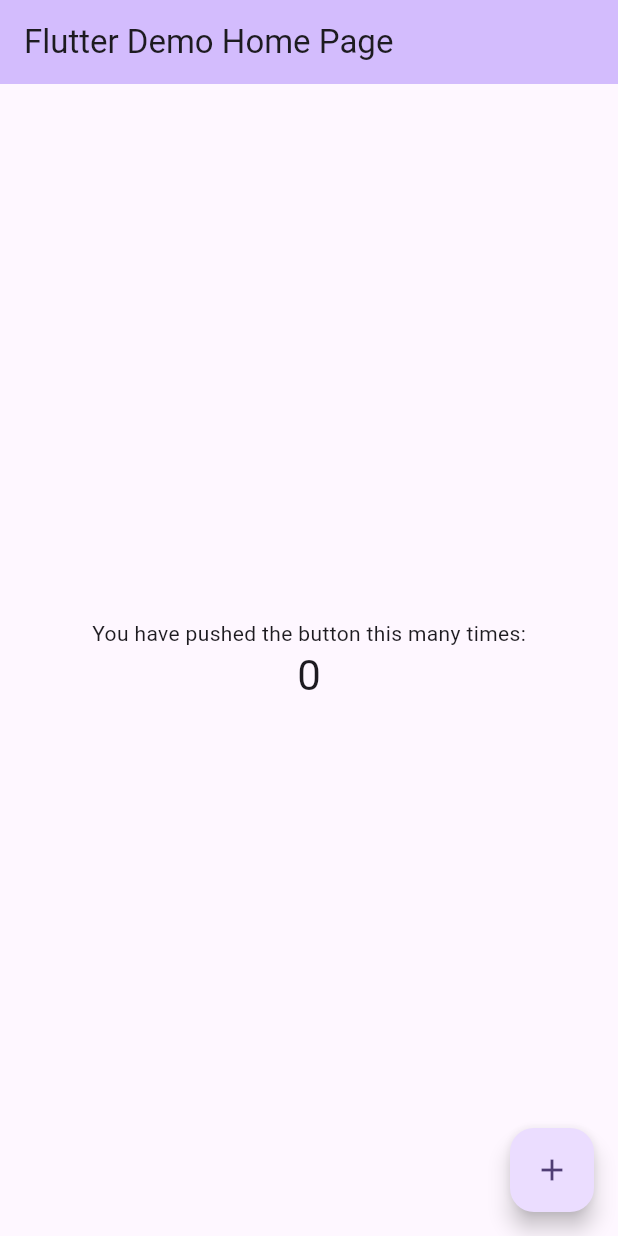
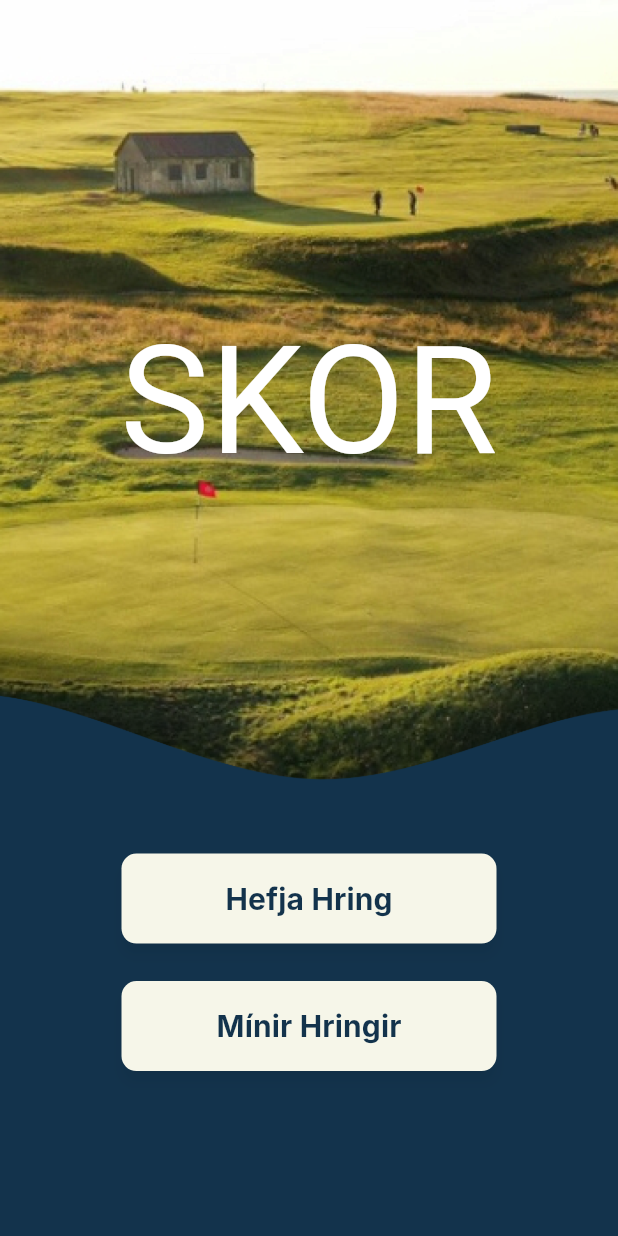
Before and after one commit to Joningvars/skor-golf-scorecard, a Flutter app: the screen it shows after launch, on a phone screen of 412 x 824 dp. Run offline on Flutter 3.47's test engine with Material 3 defaults, Android fonts, the phone set to English and light mode, and no system bars; Roboto replaces fonts that are missing (Inter).

Commit message:
welcome screen and course loader

```diff
--- a/lib/main.dart
+++ b/lib/main.dart
@@ -1,125 +1,27 @@
 import 'package:flutter/material.dart';
+import 'package:flutter/services.dart';
+import 'package:score_card/pages/welcome_screen.dart';
+import 'package:score_card/routes/app_routes.dart';
+import 'package:score_card/theme/theme_helper.dart';
 
+var globalMessengerKey = GlobalKey<ScaffoldMessengerState>();
 void main() {
-  runApp(const MyApp());
+  WidgetsFlutterBinding.ensureInitialized();
+  SystemChrome.setPreferredOrientations([DeviceOrientation.portraitUp]);
+  ThemeHelper().changeTheme('primary');
+  runApp(MyApp());
 }
 
 class MyApp extends StatelessWidget {
-  const MyApp({super.key});
-
-  // This widget is the root of your application.
   @override
   Widget build(BuildContext context) {
     return MaterialApp(
-      title: 'Flutter Demo',
-      theme: ThemeData(
-        // This is the theme of your application.
-        //
-        // TRY THIS: Try running your application with "flutter run". You'll see
-        // the application has a purple toolbar. Then, without quitting the app,
-        // try changing the seedColor in the colorScheme below to Colors.green
-        // and then invoke "hot reload" (save your changes or press the "hot
-        // reload" button in a Flutter-supported IDE, or press "r" if you used
-        // the command line to start the app).
-        //
-        // Notice that the counter didn't reset back to zero; the application
-        // state is not lost during the reload. To reset the state, use hot
-        // restart instead.
-        //
-        // This works for code too, not just values: Most code changes can be
-        // tested with just a hot reload.
-        colorScheme: ColorScheme.fromSeed(seedColor: Colors.deepPurple),
-        useMaterial3: true,
-      ),
-      home: const MyHomePage(title: 'Flutter Demo Home Page'),
+      theme: theme,
+      title: 'skor',
+      debugShowCheckedModeBanner: false,
+      home: WelcomeScreen(),
+      initialRoute: AppRoutes.initialRoute,
+      routes: AppRoutes.routes,
     );
   }
 }
-
-class MyHomePage extends StatefulWidget {
-  const MyHomePage({super.key, required this.title});
-
-  // This widget is the home page of your application. It is stateful, meaning
-  // that it has a State object (defined below) that contains fields that affect
-  // how it looks.
-
-  // This class is the configuration for the state. It holds the values (in this
-  // case the title) provided by the parent (in this case the App widget) and
-  // used by the build method of the State. Fields in a Widget subclass are
-  // always marked "final".
-
-  final String title;
-
-  @override
-  State<MyHomePage> createState() => _MyHomePageState();
-}
-
-class _MyHomePageState extends State<MyHomePage> {
-  int _counter = 0;
-
-  void _incrementCounter() {
-    setState(() {
-      // This call to setState tells the Flutter framework that something has
-      // changed in this State, which causes it to rerun the build method below
-      // so that the display can reflect the updated values. If we changed
-      // _counter without calling setState(), then the build method would not be
-      // called again, and so nothing would appear to happen.
-      _counter++;
-    });
-  }
-
-  @override
-  Widget build(BuildContext context) {
-    // This method is rerun every time setState is called, for instance as done
-    // by the _incrementCounter method above.
-    //
-    // The Flutter framework has been optimized to make rerunning build methods
-    // fast, so that you can just rebuild anything that needs updating rather
-    // than having to individually change instances of widgets.
-    return Scaffold(
-      appBar: AppBar(
-        // TRY THIS: Try changing the color here to a specific color (to
-        // Colors.amber, perhaps?) and trigger a hot reload to see the AppBar
-        // change color while the other colors stay the same.
-        backgroundColor: Theme.of(context).colorScheme.inversePrimary,
-        // Here we take the value from the MyHomePage object that was created by
-        // the App.build method, and use it to set our appbar title.
-        title: Text(widget.title),
-      ),
-      body: Center(
-        // Center is a layout widget. It takes a single child and positions it
-        // in the middle of the parent.
-        child: Column(
-          // Column is also a layout widget. It takes a list of children and
-          // arranges them vertically. By default, it sizes itself to fit its
-          // children horizontally, and tries to be as tall as its parent.
-          //
-          // Column has various properties to control how it sizes itself and
-          // how it positions its children. Here we use mainAxisAlignment to
-          // center the children vertically; the main axis here is the vertical
-          // axis because Columns are vertical (the cross axis would be
-          // horizontal).
-          //
-          // TRY THIS: Invoke "debug painting" (choose the "Toggle Debug Paint"
-          // action in the IDE, or press "p" in the console), to see the
-          // wireframe for each widget.
-          mainAxisAlignment: MainAxisAlignment.center,
-          children: <Widget>[
-            const Text(
-              'You have pushed the button this many times:',
-            ),
-            Text(
-              '$_counter',
-              style: Theme.of(context).textTheme.headlineMedium,
-            ),
-          ],
-        ),
-      ),
-      floatingActionButton: FloatingActionButton(
-        onPressed: _incrementCounter,
-        tooltip: 'Increment',
-        child: const Icon(Icons.add),
-      ), // This trailing comma makes auto-formatting nicer for build methods.
-    );
-  }
-}
--- /dev/null
+++ b/lib/pages/welcome_screen.dart
@@ -0,0 +1,82 @@
+import 'package:flutter/cupertino.dart';
+import 'package:flutter/material.dart';
+import 'package:flutter/widgets.dart';
+import 'package:score_card/data/course_data_loader.dart';
+import 'package:score_card/pages/course_select_screen.dart';
+import 'package:score_card/routes/app_routes.dart';
+import 'package:score_card/theme/app_decoration.dart';
+import 'package:score_card/widgets/welcome_button.dart';
+
+class WelcomeScreen extends StatelessWidget {
+  WelcomeScreen({Key? key}) : super(key: key);
+
+  final String imagePath = 'assets/images/';
+
+  void _courseSelectNav(BuildContext context) {
+    Navigator.pushNamed(context, AppRoutes.courseSelectScreen);
+  }
+
+  @override
+  Widget build(BuildContext context) {
+    return Scaffold(
+      body: Container(
+        decoration: BoxDecoration(
+          image: DecorationImage(
+            image: AssetImage('${imagePath}welcome_background.png'),
+            fit: BoxFit.cover,
+          ),
+        ),
+        child: Column(
+          mainAxisAlignment: MainAxisAlignment.spaceBetween,
+          children: [
+            const Column(
+              children: [
+                SizedBox(),
+              ],
+            ),
+            Stack(children: [
+              Image.asset(
+                '${imagePath}vecctor.png',
+                fit: BoxFit.cover,
+                width: double.infinity,
+              ),
+              Positioned(
+                child: Center(
+                  child: Column(
+                    children: [
+                      const Text(
+                        'SKOR',
+                        style: TextStyle(fontSize: 100, color: Colors.white),
+                      ),
+                      const SizedBox(
+                        height: 230,
+                      ),
+                      WelcomeScreenButton(
+                        text: 'Hefja Hring',
+                        onPressed: () {
+                          getCourseData();
+                          Navigator.pushNamed(
+                              context, AppRoutes.courseSelectScreen);
+                        },
+                      ),
+                      const SizedBox(
+                        height: 25,
+                      ),
+                      WelcomeScreenButton(
+                        text: 'Mínir Hringir',
+                        onPressed: () {
+                          Navigator.pushNamed(
+                              context, AppRoutes.myScoresScreen);
+                        },
+                      ),
+                    ],
+                  ),
+                ),
+              ),
+            ]),
+          ],
+        ),
+      ),
+    );
+  }
+}
--- a/lib/routes/app_routes.dart
+++ b/lib/routes/app_routes.dart
@@ -1,35 +1,31 @@
-// import 'package:flutter/material.dart';
-// import '../core/app_export.dart';
-// import '../presentation/app_navigation_screen/app_navigation_screen.dart';
-// import '../presentation/hefja_hring_screen/hefja_hring_screen.dart';
-// import '../presentation/m_nir_hringir_screen/m_nir_hringir_screen.dart';
-// import '../presentation/skr_skor_screen/skr_skor_screen.dart';
-// import '../presentation/velja_teig_screen/velja_teig_screen.dart';
-// import '../presentation/welcome_screen/welcome_screen.dart'; // ignore_for_file: must_be_immutable
+import 'package:flutter/material.dart';
+import 'package:score_card/pages/course_select_screen.dart';
+import 'package:score_card/pages/my_scores_screen.dart';
+import 'package:score_card/pages/welcome_screen.dart'; // ignore_for_file: must_be_immutable
 
-// // ignore_for_file: must_be_immutable
-// class AppRoutes {
-//   static const String mNirHringirScreen = '/m_nir_hringir_screen';
+// ignore_for_file: must_be_immutable
+class AppRoutes {
+  static const String myScoresScreen = '/my_scores_screen';
 
-//   static const String welcomeScreen = '/welcome_screen';
+  static const String welcomeScreen = '/welcome_screen';
 
-//   static const String hefjaHringScreen = '/hefja_hring_screen';
+  static const String courseSelectScreen = '/hefja_hring_screen';
 
-//   static const String veljaTeigScreen = '/velja_teig_screen';
+  static const String teeScreen = '/velja_teig_screen';
 
-//   static const String skrSkorScreen = '/skr_skor_screen';
+  static const String inputScoreScreen = '/skr_skor_screen';
 
-//   static const String appNavigationScreen = '/app_navigation_screen';
+  static const String appNavigationScreen = '/app_navigation_screen';
 
-//   static const String initialRoute = '/initialRoute';
+  static const String initialRoute = '/initialRoute';
 
-//   static Map<String, WidgetBuilder> routes = {
-//     mNirHringirScreen: (context) => MNirHringirScreen(),
-//     welcomeScreen: (context) => WelcomeScreen(),
-//     hefjaHringScreen: (context) => HefjaHringScreen(),
-//     veljaTeigScreen: (context) => VeljaTeigScreen(),
-//     skrSkorScreen: (context) => SkrSkorScreen(),
-//     appNavigationScreen: (context) => AppNavigationScreen(),
-//     initialRoute: (context) => WelcomeScreen()
-//   };
-// }
+  static Map<String, WidgetBuilder> routes = {
+    myScoresScreen: (context) => MyScoresScreen(),
+    welcomeScreen: (context) => WelcomeScreen(),
+    courseSelectScreen: (context) => CourseSelectScreen(),
+    // teeScreen: (context) => VeljaTeigScreen(),
+    // inputScoreScreen: (context) => SkrSkorScreen(),
+    // appNavigationScreen: (context) => AppNavigationScreen(),
+    initialRoute: (context) => WelcomeScreen()
+  };
+}
--- a/lib/theme/theme_helper.dart
+++ b/lib/theme/theme_helper.dart
@@ -35,7 +35,6 @@ class ThemeHelper {
     var colorScheme =
         _supportedColorScheme[_appTheme] ?? ColorSchemes.lightCodeColorScheme;
     return ThemeData(
-      visualDensity: VisualDensity.standard,
       colorScheme: colorScheme,
       textTheme: TextThemes.textTheme(colorScheme),
       scaffoldBackgroundColor: appTheme.lightGreen50,
--- /dev/null
+++ b/lib/widgets/welcome_button.dart
@@ -0,0 +1,27 @@
+import 'package:flutter/material.dart';
+
+class WelcomeScreenButton extends StatelessWidget {
+  final String text;
+  final VoidCallback onPressed;
+
+  WelcomeScreenButton({
+    Key? key,
+    required this.text,
+    required this.onPressed,
+  }) : super(key: key);
+
+  @override
+  Widget build(BuildContext context) {
+    return ElevatedButton(
+      onPressed: onPressed,
+      child: Text(
+        text,
+        style: TextStyle(fontSize: 20, fontWeight: FontWeight.bold),
+      ),
+      style: ElevatedButton.styleFrom(
+        backgroundColor: Theme.of(context).scaffoldBackgroundColor,
+        fixedSize: Size(250, 60),
+      ),
+    );
+  }
+}
```
Also changed, not shown: lib/data/course_data_loader.dart (added, +57 -0 lines), lib/data/dummy.json (added, +116 -0 lines), lib/models/course.dart (added, +17 -0 lines), lib/models/hole.dart (added, +13 -0 lines), lib/pages/course_select_screen.dart (added, +12 -0 lines), lib/pages/my_scores_screen.dart (added, +14 -0 lines), pubspec.yaml (+8 -3 lines), assets/images/blob.png (renamed from assets/images/img_group_59.png), assets/images/hvaleyrarvollur.png (renamed from assets/images/img_hvaleyrarv_llur.png), assets/images/vecctor.png (renamed from assets/images/img_vector_primary.png), assets/images/vector.png (renamed from assets/images/img_vector.png), assets/images/welcome_background.png (renamed from assets/images/img_sveinskor_1.png).
